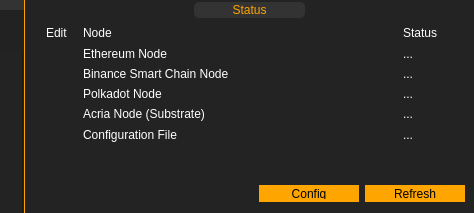
Before: the Qt Designer form mainwindow.ui in Acria-Network/Acria-Oracle-Node-Qt, drawn with Qt 5.
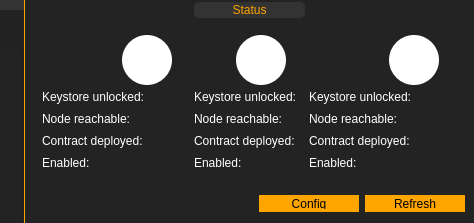
After: the same form once the commit is applied. The open tabs and pages were chosen to show the change. Icons and pictures are not drawn.

Commit message: status page redesign

```diff
--- a/mainwindow.ui
+++ b/mainwindow.ui
@@ -128,7 +128,7 @@
        <enum>QTabWidget::West</enum>
       </property>
       <property name="currentIndex">
-       <number>1</number>
+       <number>0</number>
       </property>
       <property name="iconSize">
        <size>
@@ -219,24 +219,25 @@
           <property name="minimumSize">
            <size>
             <width>0</width>
-            <height>120</height>
+            <height>160</height>
            </size>
           </property>
           <property name="maximumSize">
            <size>
             <width>16777215</width>
-            <height>250</height>
+            <height>300</height>
            </size>
           </property>
-          <widget class="QPushButton" name="pushButton_config_settings">
-           <property name="geometry">
-            <rect>
-             <x>10</x>
-             <y>101</y>
-             <width>21</width>
-             <height>20</height>
-            </rect>
-           </property>
+          <layout class="QHBoxLayout" name="horizontalLayout_32">
+           <item>
+            <layout class="QVBoxLayout" name="verticalLayout_8">
+             <property name="spacing">
+              <number>0</number>
+             </property>
+             <item>
+              <layout class="QHBoxLayout" name="horizontalLayout_27">
+               <item>
+                <widget class="QPushButton" name="pushButton_polkadot_settings">
            <property name="text">
             <string/>
            </property>
@@ -254,41 +255,9 @@
             <bool>true</bool>
            </property>
           </widget>
-          <widget class="QLabel" name="status_config">
-           <property name="geometry">
-            <rect>
-             <x>370</x>
-             <y>101</y>
-             <width>21</width>
-             <height>20</height>
-            </rect>
-           </property>
-           <property name="text">
-            <string>...</string>
-           </property>
-          </widget>
-          <widget class="QLabel" name="label_27">
-           <property name="geometry">
-            <rect>
-             <x>50</x>
-             <y>101</y>
-             <width>291</width>
-             <height>20</height>
-            </rect>
-           </property>
-           <property name="text">
-            <string>Configuration File</string>
-           </property>
-          </widget>
-          <widget class="QPushButton" name="pushButton_binance_info">
-           <property name="geometry">
-            <rect>
-             <x>383</x>
-             <y>39</y>
-             <width>21</width>
-             <height>20</height>
-            </rect>
-           </property>
+               </item>
+               <item>
+                <widget class="QPushButton" name="pushButton_binance_info_2">
            <property name="text">
             <string/>
            </property>
@@ -306,92 +275,222 @@
             <bool>true</bool>
            </property>
           </widget>
-          <widget class="QLabel" name="status_polkadot">
-           <property name="geometry">
-            <rect>
-             <x>370</x>
-             <y>60</y>
-             <width>21</width>
+               </item>
+               <item>
+                <widget class="QLabel" name="label_17">
+                 <property name="minimumSize">
+                  <size>
+                   <width>50</width>
+                   <height>50</height>
+                  </size>
+                 </property>
+                 <property name="maximumSize">
+                  <size>
+                   <width>50</width>
+                   <height>50</height>
+                  </size>
+                 </property>
+                 <property name="autoFillBackground">
+                  <bool>false</bool>
+                 </property>
+                 <property name="styleSheet">
+                  <string notr="true">background-color:white;
+border-radius:25px;
+padding:10px;
+padding-right:13px;
+padding-left:13px;
+</string>
+                 </property>
+                 <property name="text">
+                  <string/>
+                 </property>
+                 <property name="pixmap">
+                  <pixmap>resources/polkadot_colored.svg</pixmap>
+                 </property>
+                 <property name="scaledContents">
+                  <bool>true</bool>
+                 </property>
+                 <property name="alignment">
+                  <set>Qt::AlignCenter</set>
+                 </property>
+                </widget>
+               </item>
+               <item>
+                <spacer name="horizontalSpacer_18">
+                 <property name="orientation">
+                  <enum>Qt::Horizontal</enum>
+                 </property>
+                 <property name="sizeHint" stdset="0">
+                  <size>
+                   <width>40</width>
              <height>20</height>
-            </rect>
-           </property>
+                  </size>
+                 </property>
+                </spacer>
+               </item>
+              </layout>
+             </item>
+             <item>
+              <layout class="QHBoxLayout" name="horizontalLayout_28">
+               <item>
+                <widget class="QLabel" name="label_18">
+                 <property name="styleSheet">
+                  <string notr="true"/>
+                 </property>
            <property name="text">
-            <string>...</string>
-           </property>
-          </widget>
-          <widget class="QLabel" name="label_5">
-           <property name="geometry">
-            <rect>
-             <x>50</x>
-             <y>80</y>
-             <width>291</width>
+                  <string>Keystore unlocked:</string>
+                 </property>
+                </widget>
+               </item>
+               <item>
+                <widget class="QLabel" name="label_keystore_unlocked_binance_2">
+                 <property name="maximumSize">
+                  <size>
+                   <width>20</width>
              <height>20</height>
-            </rect>
+                  </size>
            </property>
            <property name="text">
-            <string>Acria Node (Substrate)</string>
-           </property>
-          </widget>
-          <widget class="QLabel" name="label_25">
-           <property name="geometry">
-            <rect>
-             <x>370</x>
-             <y>1</y>
-             <width>41</width>
-             <height>16</height>
-            </rect>
+                  <string/>
+                 </property>
+                 <property name="pixmap">
+                  <pixmap>resources/error.svg</pixmap>
+                 </property>
+                 <property name="scaledContents">
+                  <bool>true</bool>
+                 </property>
+                </widget>
+               </item>
+              </layout>
+             </item>
+             <item>
+              <layout class="QHBoxLayout" name="horizontalLayout_29">
+               <item>
+                <widget class="QLabel" name="label_19">
+                 <property name="styleSheet">
+                  <string notr="true"/>
            </property>
            <property name="text">
-            <string>Status</string>
-           </property>
-          </widget>
-          <widget class="QLabel" name="label_23">
-           <property name="geometry">
-            <rect>
-             <x>13</x>
-             <y>1</y>
-             <width>21</width>
-             <height>16</height>
-            </rect>
+                  <string>Node reachable:</string>
+                 </property>
+                </widget>
+               </item>
+               <item>
+                <widget class="QLabel" name="label_node_reachable_binance_2">
+                 <property name="maximumSize">
+                  <size>
+                   <width>20</width>
+                   <height>20</height>
+                  </size>
            </property>
            <property name="text">
-            <string>Edit</string>
-           </property>
-          </widget>
-          <widget class="QLabel" name="status_acria">
-           <property name="geometry">
-            <rect>
-             <x>370</x>
-             <y>80</y>
-             <width>21</width>
+                  <string/>
+                 </property>
+                 <property name="pixmap">
+                  <pixmap>resources/error.svg</pixmap>
+                 </property>
+                 <property name="scaledContents">
+                  <bool>true</bool>
+                 </property>
+                </widget>
+               </item>
+              </layout>
+             </item>
+             <item>
+              <layout class="QHBoxLayout" name="horizontalLayout_30">
+               <item>
+                <widget class="QLabel" name="label_20">
+                 <property name="styleSheet">
+                  <string notr="true"/>
+                 </property>
+                 <property name="text">
+                  <string>Contract deployed:</string>
+                 </property>
+                </widget>
+               </item>
+               <item>
+                <widget class="QLabel" name="label_contract_deployed_binance_2">
+                 <property name="maximumSize">
+                  <size>
+                   <width>20</width>
              <height>20</height>
-            </rect>
+                  </size>
            </property>
            <property name="text">
-            <string>...</string>
-           </property>
-          </widget>
-          <widget class="QLabel" name="label_39">
-           <property name="geometry">
-            <rect>
-             <x>50</x>
-             <y>40</y>
-             <width>291</width>
+                  <string/>
+                 </property>
+                 <property name="pixmap">
+                  <pixmap>resources/error.svg</pixmap>
+                 </property>
+                 <property name="scaledContents">
+                  <bool>true</bool>
+                 </property>
+                </widget>
+               </item>
+              </layout>
+             </item>
+             <item>
+              <layout class="QHBoxLayout" name="horizontalLayout_31">
+               <item>
+                <widget class="QLabel" name="label_21">
+                 <property name="styleSheet">
+                  <string notr="true"/>
+                 </property>
+                 <property name="text">
+                  <string>Enabled:</string>
+                 </property>
+                </widget>
+               </item>
+               <item>
+                <widget class="QLabel" name="label_enabled_binance_2">
+                 <property name="maximumSize">
+                  <size>
+                   <width>20</width>
              <height>20</height>
-            </rect>
+                  </size>
            </property>
            <property name="text">
-            <string>Binance Smart Chain Node</string>
-           </property>
-          </widget>
-          <widget class="QPushButton" name="pushButton_acria_settings">
-           <property name="geometry">
-            <rect>
-             <x>10</x>
-             <y>80</y>
+                  <string/>
+                 </property>
+                 <property name="pixmap">
+                  <pixmap>resources/error.svg</pixmap>
+                 </property>
+                 <property name="scaledContents">
+                  <bool>true</bool>
+                 </property>
+                </widget>
+               </item>
+              </layout>
+             </item>
+            </layout>
+           </item>
+           <item>
+            <spacer name="horizontalSpacer_19">
+             <property name="orientation">
+              <enum>Qt::Horizontal</enum>
+             </property>
+             <property name="sizeHint" stdset="0">
+              <size>
+               <width>0</width>
+               <height>0</height>
+              </size>
+             </property>
+            </spacer>
+           </item>
+           <item>
+            <layout class="QVBoxLayout" name="verticalLayout_6">
+             <property name="spacing">
+              <number>0</number>
+             </property>
+             <item>
+              <layout class="QHBoxLayout" name="horizontalLayout_22">
+               <item>
+                <widget class="QPushButton" name="pushButton_eth_settings">
+                 <property name="maximumSize">
+                  <size>
              <width>21</width>
              <height>20</height>
-            </rect>
+                  </size>
            </property>
            <property name="text">
             <string/>
@@ -410,14 +509,14 @@
             <bool>true</bool>
            </property>
           </widget>
+               </item>
+               <item>
           <widget class="QPushButton" name="pushButton_eth_info">
-           <property name="geometry">
-            <rect>
-             <x>383</x>
-             <y>19</y>
+                 <property name="maximumSize">
+                  <size>
              <width>21</width>
              <height>20</height>
-            </rect>
+                  </size>
            </property>
            <property name="text">
             <string/>
@@ -436,15 +535,215 @@
             <bool>true</bool>
            </property>
           </widget>
+               </item>
+               <item>
+                <widget class="QLabel" name="label_3">
+                 <property name="minimumSize">
+                  <size>
+                   <width>50</width>
+                   <height>50</height>
+                  </size>
+                 </property>
+                 <property name="maximumSize">
+                  <size>
+                   <width>50</width>
+                   <height>50</height>
+                  </size>
+                 </property>
+                 <property name="autoFillBackground">
+                  <bool>false</bool>
+                 </property>
+                 <property name="styleSheet">
+                  <string notr="true">background-color:white;
+border-radius:25px;
+padding:5px;
+</string>
+                 </property>
+                 <property name="text">
+                  <string/>
+                 </property>
+                 <property name="pixmap">
+                  <pixmap>resources/ethereum_colored.svg</pixmap>
+                 </property>
+                 <property name="scaledContents">
+                  <bool>true</bool>
+                 </property>
+                 <property name="alignment">
+                  <set>Qt::AlignCenter</set>
+                 </property>
+                </widget>
+               </item>
+               <item>
+                <spacer name="horizontalSpacer_16">
+                 <property name="orientation">
+                  <enum>Qt::Horizontal</enum>
+                 </property>
+                 <property name="sizeHint" stdset="0">
+                  <size>
+                   <width>40</width>
+                   <height>20</height>
+                  </size>
+                 </property>
+                </spacer>
+               </item>
+              </layout>
+             </item>
+             <item>
+              <layout class="QHBoxLayout" name="horizontalLayout_14">
+               <item>
+                <widget class="QLabel" name="label_7">
+                 <property name="styleSheet">
+                  <string notr="true"/>
+                 </property>
+                 <property name="text">
+                  <string>Keystore unlocked:</string>
+                 </property>
+                </widget>
+               </item>
+               <item>
+                <widget class="QLabel" name="label_keystore_unlocked_eth">
+                 <property name="maximumSize">
+                  <size>
+                   <width>20</width>
+                   <height>20</height>
+                  </size>
+                 </property>
+                 <property name="text">
+                  <string/>
+                 </property>
+                 <property name="pixmap">
+                  <pixmap>resources/error.svg</pixmap>
+                 </property>
+                 <property name="scaledContents">
+                  <bool>true</bool>
+                 </property>
+                </widget>
+               </item>
+              </layout>
+             </item>
+             <item>
+              <layout class="QHBoxLayout" name="horizontalLayout_17">
+               <item>
+                <widget class="QLabel" name="label_8">
+                 <property name="styleSheet">
+                  <string notr="true"/>
+                 </property>
+                 <property name="text">
+                  <string>Node reachable:</string>
+                 </property>
+                </widget>
+               </item>
+               <item>
+                <widget class="QLabel" name="label_node_reachable_eth">
+                 <property name="maximumSize">
+                  <size>
+                   <width>20</width>
+                   <height>20</height>
+                  </size>
+                 </property>
+                 <property name="text">
+                  <string/>
+                 </property>
+                 <property name="pixmap">
+                  <pixmap>resources/error.svg</pixmap>
+                 </property>
+                 <property name="scaledContents">
+                  <bool>true</bool>
+                 </property>
+                </widget>
+               </item>
+              </layout>
+             </item>
+             <item>
+              <layout class="QHBoxLayout" name="horizontalLayout_19">
+               <item>
+                <widget class="QLabel" name="label_10">
+                 <property name="styleSheet">
+                  <string notr="true"/>
+                 </property>
+                 <property name="text">
+                  <string>Contract deployed:</string>
+                 </property>
+                </widget>
+               </item>
+               <item>
+                <widget class="QLabel" name="label_contract_deployed_eth">
+                 <property name="maximumSize">
+                  <size>
+                   <width>20</width>
+                   <height>20</height>
+                  </size>
+                 </property>
+                 <property name="text">
+                  <string/>
+                 </property>
+                 <property name="pixmap">
+                  <pixmap>resources/error.svg</pixmap>
+                 </property>
+                 <property name="scaledContents">
+                  <bool>true</bool>
+                 </property>
+                </widget>
+               </item>
+              </layout>
+             </item>
+             <item>
+              <layout class="QHBoxLayout" name="horizontalLayout_20">
+               <item>
+                <widget class="QLabel" name="label_11">
+                 <property name="styleSheet">
+                  <string notr="true"/>
+                 </property>
+                 <property name="text">
+                  <string>Enabled:</string>
+                 </property>
+                </widget>
+               </item>
+               <item>
+                <widget class="QLabel" name="label_enabled_eth">
+                 <property name="maximumSize">
+                  <size>
+                   <width>20</width>
+                   <height>20</height>
+                  </size>
+                 </property>
+                 <property name="text">
+                  <string/>
+                 </property>
+                 <property name="pixmap">
+                  <pixmap>resources/error.svg</pixmap>
+                 </property>
+                 <property name="scaledContents">
+                  <bool>true</bool>
+                 </property>
+                </widget>
+               </item>
+              </layout>
+             </item>
+            </layout>
+           </item>
+           <item>
+            <spacer name="horizontalSpacer_20">
+             <property name="orientation">
+              <enum>Qt::Horizontal</enum>
+             </property>
+             <property name="sizeHint" stdset="0">
+              <size>
+               <width>0</width>
+               <height>0</height>
+              </size>
+             </property>
+            </spacer>
+           </item>
+           <item>
+            <layout class="QVBoxLayout" name="verticalLayout_7">
+             <property name="spacing">
+              <number>0</number>
+             </property>
+             <item>
+              <layout class="QHBoxLayout" name="horizontalLayout_23">
+               <item>
           <widget class="QPushButton" name="pushButton_binance_settings">
-           <property name="geometry">
-            <rect>
-             <x>10</x>
-             <y>40</y>
-             <width>21</width>
-             <height>20</height>
-            </rect>
-           </property>
            <property name="text">
             <string/>
            </property>
@@ -462,197 +761,214 @@
             <bool>true</bool>
            </property>
           </widget>
-          <widget class="QLabel" name="label">
-           <property name="geometry">
-            <rect>
-             <x>50</x>
-             <y>20</y>
-             <width>291</width>
-             <height>20</height>
-            </rect>
-           </property>
+               </item>
+               <item>
+                <widget class="QPushButton" name="pushButton_binance_info">
            <property name="text">
-            <string>Ethereum Node</string>
-           </property>
-          </widget>
-          <widget class="QPushButton" name="pushButton_eth_settings">
-           <property name="geometry">
-            <rect>
-             <x>10</x>
-             <y>20</y>
-             <width>21</width>
-             <height>20</height>
-            </rect>
-           </property>
-           <property name="text">
             <string/>
            </property>
            <property name="icon">
             <iconset>
-             <normaloff>resources/edit.png</normaloff>resources/edit.png</iconset>
+                   <normaloff>resources/info.svg</normaloff>resources/info.svg</iconset>
            </property>
            <property name="iconSize">
             <size>
-             <width>10</width>
-             <height>10</height>
+                   <width>11</width>
+                   <height>11</height>
             </size>
            </property>
            <property name="flat">
             <bool>true</bool>
            </property>
           </widget>
-          <widget class="QLabel" name="status_binance">
-           <property name="geometry">
-            <rect>
-             <x>370</x>
-             <y>40</y>
-             <width>21</width>
-             <height>20</height>
-            </rect>
-           </property>
-           <property name="text">
-            <string>...</string>
-           </property>
-          </widget>
-          <widget class="QPushButton" name="pushButton_polkadot_settings">
-           <property name="geometry">
-            <rect>
-             <x>10</x>
-             <y>60</y>
-             <width>21</width>
-             <height>20</height>
-            </rect>
-           </property>
+               </item>
+               <item>
+                <widget class="QLabel" name="label_12">
+                 <property name="minimumSize">
+                  <size>
+                   <width>50</width>
+                   <height>50</height>
+                  </size>
+                 </property>
+                 <property name="maximumSize">
+                  <size>
+                   <width>50</width>
+                   <height>50</height>
+                  </size>
+                 </property>
+                 <property name="autoFillBackground">
+                  <bool>false</bool>
+                 </property>
+                 <property name="styleSheet">
+                  <string notr="true">background-color:white;
+border-radius:25px;
+padding:5px;
+</string>
+                 </property>
            <property name="text">
             <string/>
            </property>
-           <property name="icon">
-            <iconset>
-             <normaloff>resources/edit.png</normaloff>resources/edit.png</iconset>
-           </property>
-           <property name="iconSize">
+                 <property name="pixmap">
+                  <pixmap>resources/binance_colored.svg</pixmap>
+                 </property>
+                 <property name="scaledContents">
+                  <bool>true</bool>
+                 </property>
+                 <property name="alignment">
+                  <set>Qt::AlignCenter</set>
+                 </property>
+                </widget>
+               </item>
+               <item>
+                <spacer name="horizontalSpacer_17">
+                 <property name="orientation">
+                  <enum>Qt::Horizontal</enum>
+                 </property>
+                 <property name="sizeHint" stdset="0">
             <size>
-             <width>10</width>
-             <height>10</height>
-            </size>
-           </property>
-           <property name="flat">
-            <bool>true</bool>
-           </property>
-          </widget>
-          <widget class="QLabel" name="label_24">
-           <property name="geometry">
-            <rect>
-             <x>50</x>
-             <y>1</y>
-             <width>41</width>
-             <height>16</height>
-            </rect>
+                   <width>40</width>
+                   <height>20</height>
+                  </size>
+                 </property>
+                </spacer>
+               </item>
+              </layout>
+             </item>
+             <item>
+              <layout class="QHBoxLayout" name="horizontalLayout_21">
+               <item>
+                <widget class="QLabel" name="label_13">
+                 <property name="styleSheet">
+                  <string notr="true"/>
+                 </property>
+                 <property name="text">
+                  <string>Keystore unlocked:</string>
+                 </property>
+                </widget>
+               </item>
+               <item>
+                <widget class="QLabel" name="label_keystore_unlocked_binance">
+                 <property name="maximumSize">
+                  <size>
+                   <width>20</width>
+                   <height>20</height>
+                  </size>
            </property>
            <property name="text">
-            <string>Node</string>
-           </property>
-          </widget>
-          <widget class="QLabel" name="status_geth">
-           <property name="geometry">
-            <rect>
-             <x>370</x>
-             <y>20</y>
-             <width>21</width>
-             <height>20</height>
-            </rect>
+                  <string/>
+                 </property>
+                 <property name="pixmap">
+                  <pixmap>resources/error.svg</pixmap>
+                 </property>
+                 <property name="scaledContents">
+                  <bool>true</bool>
+                 </property>
+                </widget>
+               </item>
+              </layout>
+             </item>
+             <item>
+              <layout class="QHBoxLayout" name="horizontalLayout_24">
+               <item>
+                <widget class="QLabel" name="label_14">
+                 <property name="styleSheet">
+                  <string notr="true"/>
            </property>
            <property name="text">
-            <string>...</string>
-           </property>
-          </widget>
-          <widget class="QPushButton" name="pushButton_eth_info_3">
-           <property name="geometry">
-            <rect>
-             <x>383</x>
-             <y>79</y>
-             <width>21</width>
+                  <string>Node reachable:</string>
+                 </property>
+                </widget>
+               </item>
+               <item>
+                <widget class="QLabel" name="label_node_reachable_binance">
+                 <property name="maximumSize">
+                  <size>
+                   <width>20</width>
              <height>20</height>
-            </rect>
+                  </size>
            </property>
            <property name="text">
             <string/>
            </property>
-           <property name="icon">
-            <iconset>
-             <normaloff>resources/info.svg</normaloff>resources/info.svg</iconset>
-           </property>
-           <property name="iconSize">
-            <size>
-             <width>11</width>
-             <height>11</height>
-            </size>
-           </property>
-           <property name="flat">
+                 <property name="pixmap">
+                  <pixmap>resources/error.svg</pixmap>
+                 </property>
+                 <property name="scaledContents">
             <bool>true</bool>
            </property>
           </widget>
-          <widget class="QPushButton" name="pushButton_polkadot_info">
-           <property name="geometry">
-            <rect>
-             <x>383</x>
-             <y>59</y>
-             <width>21</width>
-             <height>20</height>
-            </rect>
+               </item>
+              </layout>
+             </item>
+             <item>
+              <layout class="QHBoxLayout" name="horizontalLayout_25">
+               <item>
+                <widget class="QLabel" name="label_15">
+                 <property name="styleSheet">
+                  <string notr="true"/>
            </property>
            <property name="text">
-            <string/>
-           </property>
-           <property name="icon">
-            <iconset>
-             <normaloff>resources/info.svg</normaloff>resources/info.svg</iconset>
-           </property>
-           <property name="iconSize">
+                  <string>Contract deployed:</string>
+                 </property>
+                </widget>
+               </item>
+               <item>
+                <widget class="QLabel" name="label_contract_deployed_binance">
+                 <property name="maximumSize">
             <size>
-             <width>11</width>
-             <height>11</height>
-            </size>
-           </property>
-           <property name="flat">
+                   <width>20</width>
+                   <height>20</height>
+                  </size>
+                 </property>
+                 <property name="text">
+                  <string/>
+                 </property>
+                 <property name="pixmap">
+                  <pixmap>resources/error.svg</pixmap>
+                 </property>
+                 <property name="scaledContents">
             <bool>true</bool>
            </property>
           </widget>
-          <widget class="QLabel" name="label_4">
-           <property name="geometry">
-            <rect>
-             <x>50</x>
-             <y>60</y>
-             <width>291</width>
+               </item>
+              </layout>
+             </item>
+             <item>
+              <layout class="QHBoxLayout" name="horizontalLayout_26">
+               <item>
+                <widget class="QLabel" name="label_16">
+                 <property name="styleSheet">
+                  <string notr="true"/>
+                 </property>
+                 <property name="text">
+                  <string>Enabled:</string>
+                 </property>
+                </widget>
+               </item>
+               <item>
+                <widget class="QLabel" name="label_enabled_binance">
+                 <property name="maximumSize">
+                  <size>
+                   <width>20</width>
              <height>20</height>
-            </rect>
+                  </size>
            </property>
            <property name="text">
-            <string>Polkadot Node</string>
-           </property>
-          </widget>
-          <zorder>pushButton_config_settings</zorder>
-          <zorder>status_config</zorder>
-          <zorder>label_27</zorder>
-          <zorder>status_polkadot</zorder>
-          <zorder>label_5</zorder>
-          <zorder>label_25</zorder>
-          <zorder>label_23</zorder>
-          <zorder>status_acria</zorder>
-          <zorder>label_39</zorder>
-          <zorder>pushButton_acria_settings</zorder>
-          <zorder>pushButton_binance_settings</zorder>
-          <zorder>label</zorder>
-          <zorder>pushButton_eth_settings</zorder>
-          <zorder>status_binance</zorder>
-          <zorder>pushButton_polkadot_settings</zorder>
-          <zorder>label_24</zorder>
-          <zorder>status_geth</zorder>
-          <zorder>pushButton_eth_info_3</zorder>
-          <zorder>pushButton_polkadot_info</zorder>
-          <zorder>label_4</zorder>
-          <zorder>pushButton_binance_info</zorder>
-          <zorder>pushButton_eth_info</zorder>
+                  <string/>
+                 </property>
+                 <property name="pixmap">
+                  <pixmap>resources/error.svg</pixmap>
+                 </property>
+                 <property name="scaledContents">
+                  <bool>true</bool>
+                 </property>
+                </widget>
+               </item>
+              </layout>
+             </item>
+            </layout>
+           </item>
+          </layout>
          </widget>
         </item>
         <item>
```
Lines whose indentation alone changed are shown as unchanged. The commit also changes 1 other file.
